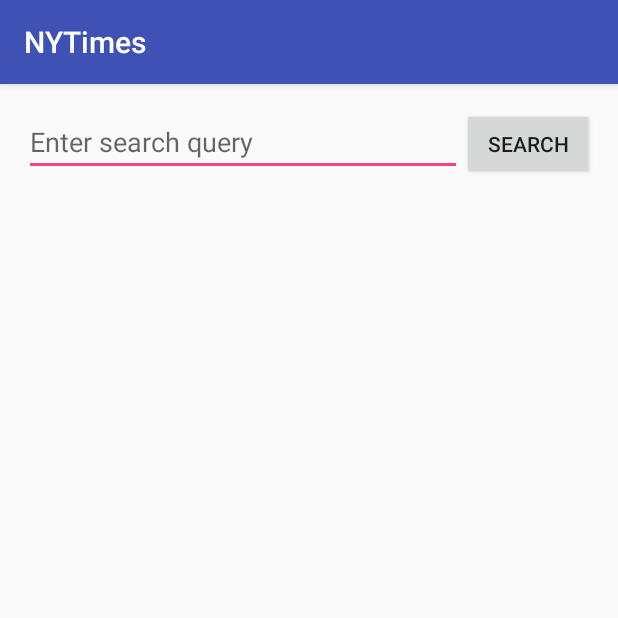
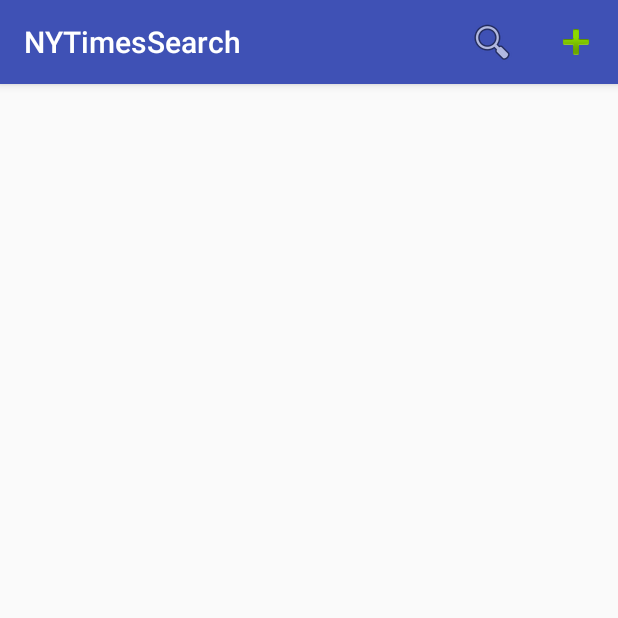
Before and after one commit to ntvinh11586/P5-NYTimes, an Android app: the screen it shows after launch (MainActivity), on a phone screen of 412 x 824 dp, the top half of it. Run offline under Robolectric (Android 15) with nearby library versions, the phone set to English and light mode, and no system bars; our stand-ins replace Picasso; libraries missing offline, so code that uses them is left out: com.loopj.android, cz.msebera.android; pictures from the network do not load.

Commit message:
Add search query on ActionBar

```diff
--- a/app/src/main/java/com/example/vinh/nytimes/activities/MainActivity.java
+++ b/app/src/main/java/com/example/vinh/nytimes/activities/MainActivity.java
@@ -2,8 +2,14 @@ package com.example.vinh.nytimes.activities;
 
 import android.content.Intent;
 import android.os.Bundle;
+import android.support.v4.view.MenuItemCompat;
+import android.support.v7.app.ActionBar;
 import android.support.v7.app.AppCompatActivity;
+import android.support.v7.widget.SearchView;
 import android.util.Log;
+import android.view.Menu;
+import android.view.MenuInflater;
+import android.view.MenuItem;
 import android.view.View;
 import android.widget.AdapterView;
 import android.widget.Button;
@@ -34,19 +40,53 @@ public class MainActivity extends AppCompatActivity {
 
     ArrayList<Article> articles;
     ArticleArrayAdapter adapter;
+    String searchQuery = "";
 
     @Override
     protected void onCreate(Bundle savedInstanceState) {
         super.onCreate(savedInstanceState);
         setContentView(R.layout.activity_main);
 
+        ActionBar actionBar = getSupportActionBar();
+        getSupportActionBar().setTitle("NYTimesSearch");
+
         setupViews();
     }
 
+
+    @Override
+    public boolean onCreateOptionsMenu(Menu menu) {
+
+        MenuInflater inflater = getMenuInflater();
+        inflater.inflate(R.menu.menu_main, menu);
+        MenuItem searchItem = menu.findItem(R.id.action_search);
+        final SearchView searchView = (SearchView) MenuItemCompat.getActionView(searchItem);
+        searchView.setOnQueryTextListener(new SearchView.OnQueryTextListener() {
+            @Override
+            public boolean onQueryTextSubmit(String query) {
+                // perform query here
+                searchQuery = query;
+                Toast.makeText(MainActivity.this, "lala", Toast.LENGTH_SHORT).show();
+
+                onArticleSearch();
+                // workaround to avoid issues with some emulators and keyboard devices firing twice if a keyboard enter is used
+                // see https://code.google.com/p/android/issues/detail?id=24599
+                searchView.clearFocus();
+
+                return true;
+            }
+
+            @Override
+            public boolean onQueryTextChange(String newText) {
+                return false;
+            }
+        });
+
+        return super.onCreateOptionsMenu(menu);
+    }
+
     public void setupViews() {
-        etQuery = (EditText)findViewById(R.id.etQuery);
         gvResults = (GridView)findViewById(R.id.gvResults);
-        btnSearch = (Button)findViewById(R.id.btnSearch);
         articles = new ArrayList<>();
         adapter = new ArticleArrayAdapter(this, articles);
         gvResults.setAdapter(adapter);
@@ -65,16 +105,14 @@ public class MainActivity extends AppCompatActivity {
         });
     }
 
-    public void onArticleSearch(View view) {
-        String query = etQuery.getText().toString();
-
+    public void onArticleSearch() {
         AsyncHttpClient client = new AsyncHttpClient();
         String url = "https://api.nytimes.com/svc/search/v2/articlesearch.json";
 
         RequestParams params = new RequestParams();
         params.put("api-key", "51065f56d04445baa91280fa70489e8e");
         params.put("page", 0);
-        params.put("q", query);
+        params.put("q", searchQuery);
 
         client.get(url, params, new JsonHttpResponseHandler() {
             @Override
@@ -84,6 +122,7 @@ public class MainActivity extends AppCompatActivity {
                 JSONArray articleJsonResults = null;
 
                 try {
+                    adapter.clear();
                     articleJsonResults = response.getJSONObject("response").getJSONArray("docs");
                     adapter.addAll(Article.fromJSONArray(articleJsonResults));
 //                    adapter.notifyDataSetChanged();
--- a/app/src/main/res/layout/activity_main.xml
+++ b/app/src/main/res/layout/activity_main.xml
@@ -9,32 +9,11 @@
     android:paddingTop="@dimen/activity_vertical_margin"
     tools:context=".activities.MainActivity">
 
-    <EditText
-        android:layout_width="wrap_content"
-        android:layout_height="wrap_content"
-        android:id="@+id/etQuery"
-        android:layout_alignParentTop="true"
-        android:layout_alignParentLeft="true"
-        android:layout_alignParentStart="true"
-        android:layout_toLeftOf="@+id/btnSearch"
-        android:layout_toStartOf="@+id/btnSearch"
-        android:hint="Enter search query"/>
-
-    <Button
-        android:layout_width="wrap_content"
-        android:layout_height="wrap_content"
-        android:text="Search"
-        android:id="@+id/btnSearch"
-        android:layout_alignParentTop="true"
-        android:layout_alignParentRight="true"
-        android:layout_alignParentEnd="true"
-        android:onClick="onArticleSearch"/>
 
     <GridView
         android:layout_width="match_parent"
         android:layout_height="match_parent"
         android:id="@+id/gvResults"
-        android:layout_below="@+id/btnSearch"
         android:layout_centerHorizontal="true"
         android:numColumns="4" />
 
--- /dev/null
+++ b/app/src/main/res/menu/menu_main.xml
@@ -0,0 +1,18 @@
+<?xml version="1.0" encoding="utf-8"?>
+<menu xmlns:android="http://schemas.android.com/apk/res/android"
+    xmlns:app="http://schemas.android.com/apk/res-auto">
+    <item
+        android:id="@+id/action_search"
+        android:orderInCategory="4"
+        android:title="Search"
+        android:icon="@android:drawable/ic_menu_search"
+        app:showAsAction="ifRoom|collapseActionView"
+        app:actionViewClass="android.support.v7.widget.SearchView" />
+    <item
+        android:id="@+id/miCompose"
+        android:orderInCategory="5"
+        android:icon="@android:drawable/ic_input_add"
+        app:showAsAction="ifRoom"
+        android:title="Article Filtering">
+    </item>
+</menu>
```
